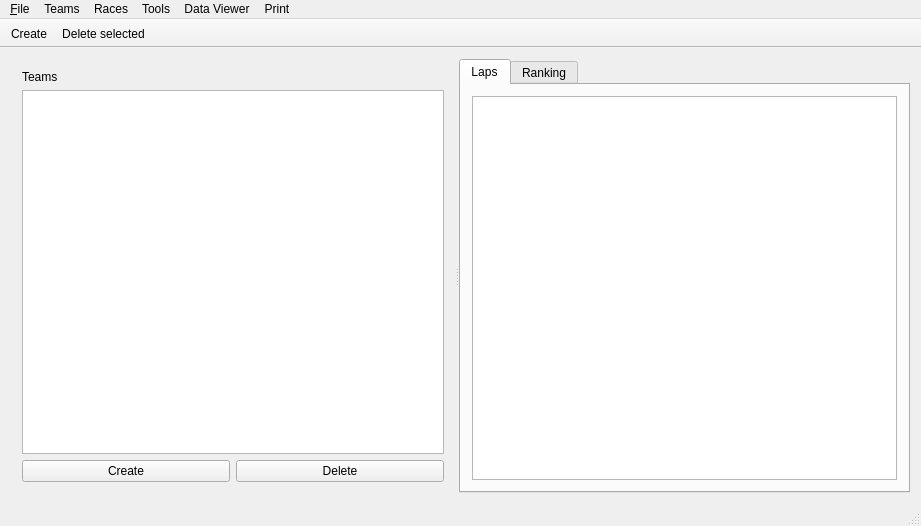
Above: application/CuistaxRaceManager/MainWindow.ui from xaviermawet/cuistax-race-manager before the change. Below: the same form after it.
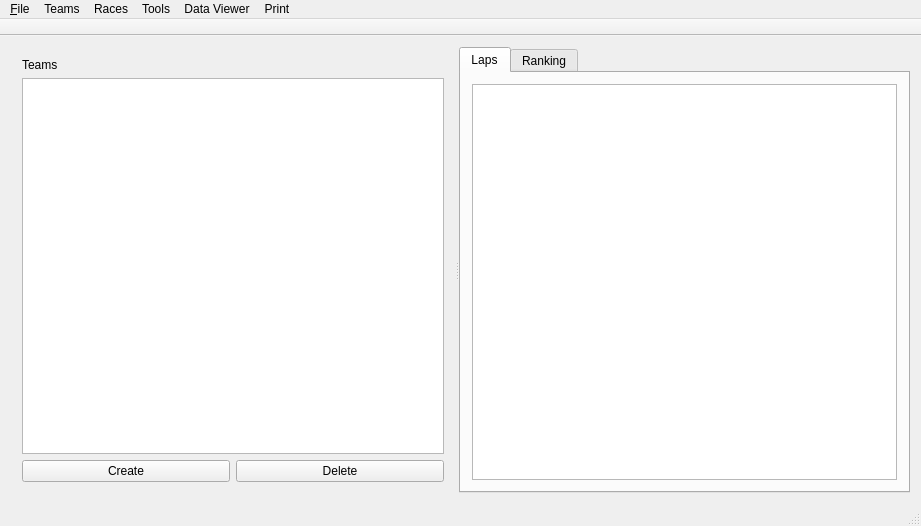
That is the form after the change. Icons and pictures are not drawn.

Commit message: Added a combobox for races listing in toolbar

```diff
--- a/application/CuistaxRaceManager/MainWindow.ui
+++ b/application/CuistaxRaceManager/MainWindow.ui
@@ -183,8 +183,6 @@
    <attribute name="toolBarBreak">
     <bool>false</bool>
    </attribute>
-   <addaction name="actionCreateRace"/>
-   <addaction name="actionDeleteSelectedRace"/>
   </widget>
   <widget class="QStatusBar" name="statusBar"/>
   <action name="actionNewLocalProject">
```
The commit also changes 2 other files.
